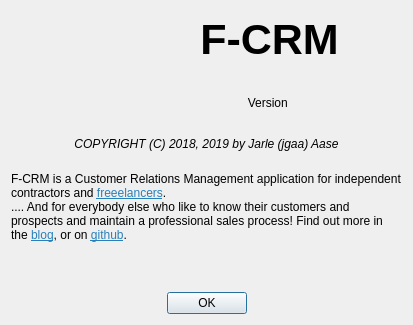
The window that ui/aboutdialog.ui (jgaa/f-crm) describes before a commit, drawn with Qt 5.
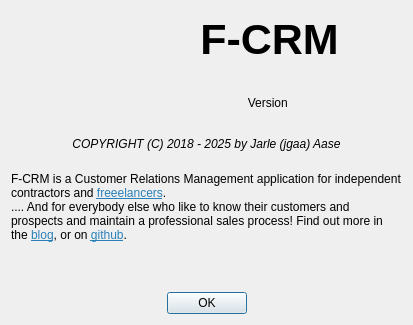
The same window after the commit. Icons and pictures are not drawn.

The edit to the form file:
```diff
--- a/ui/aboutdialog.ui
+++ b/ui/aboutdialog.ui
@@ -91,7 +91,7 @@
       </font>
      </property>
      <property name="text">
-      <string>COPYRIGHT (C) 2018, 2019 by Jarle (jgaa) Aase</string>
+      <string>COPYRIGHT (C) 2018 - 2025 by Jarle (jgaa) Aase</string>
      </property>
      <property name="alignment">
       <set>Qt::AlignCenter</set>
```
Left out of the diff: 21 changed lines with no effect on the pictures.
